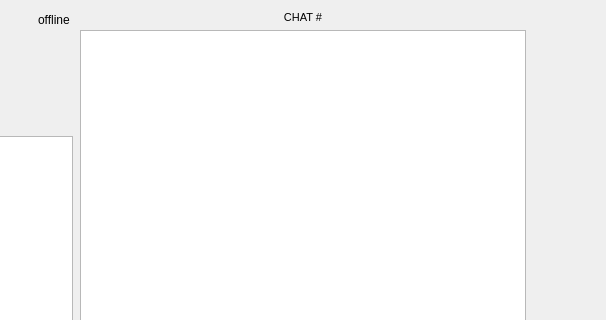
Qt form BlockSettleUILib/ChatUI/ChatWidget.ui (BlockSettle/terminal) before a commit; both pictures show x 200 to 806 and y 0 to 320 of the 1006 by 666 pixel window.
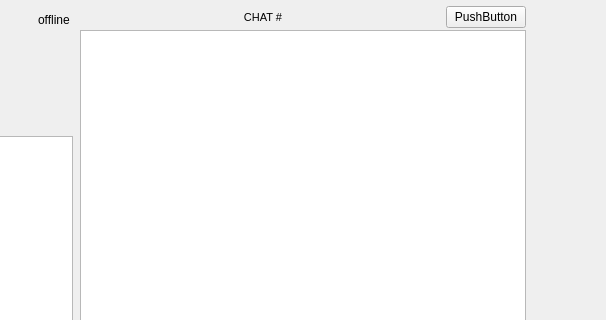
The same form after that commit. Custom widgets are drawn as their Qt base class.

```diff
--- a/BlockSettleUILib/ChatUI/ChatWidget.ui
+++ b/BlockSettleUILib/ChatUI/ChatWidget.ui
@@ -266,7 +266,15 @@
             <number>0</number>
            </property>
            <item>
+            <layout class="QHBoxLayout" name="horizontalLayoutTopBar">
+             <item>
             <widget class="QLabel" name="labelActiveChat">
+               <property name="sizePolicy">
+                <sizepolicy hsizetype="Expanding" vsizetype="Preferred">
+                 <horstretch>0</horstretch>
+                 <verstretch>0</verstretch>
+                </sizepolicy>
+               </property>
              <property name="minimumSize">
               <size>
                <width>0</width>
@@ -297,6 +305,15 @@
               <bool>true</bool>
              </property>
             </widget>
+             </item>
+             <item>
+              <widget class="QPushButton" name="showHistoryButton">
+               <property name="text">
+                <string>PushButton</string>
+               </property>
+              </widget>
+             </item>
+            </layout>
            </item>
            <item>
             <widget class="QStackedWidget" name="stackedWidgetMessages">
```
Lines whose indentation alone changed are shown as unchanged.
